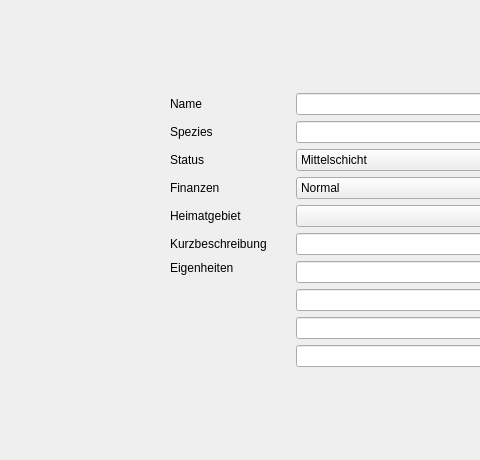
The window that designer/CharakterBeschreibung.ui (Aeolitus/Sephrasto) describes before a commit, drawn with Qt 5; both pictures show x 0 to 480 and y 0 to 460 of the 872 by 460 pixel window.
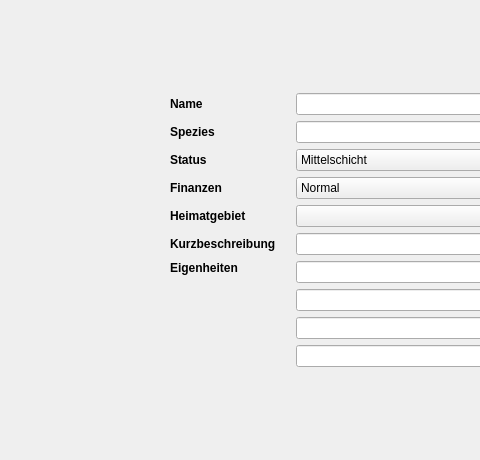
The same window after the commit.

Commit message: - Complete design overhaul (style, fonts, dialog/tab layouts) - Every window now remembers its size - Settings for charsheet, rule appending, rule size, houserule database are now stored per character. Added settings for displaying the pdf column on 'Übernatürliche Fertigkeiten' and for displaying the Finanzen Dropdown. - Weapon tab now shows the final stats for at/vt/tp - Vorteile tab now hides categories of which the character doesn't hasn't unlocked any Vorteile. - Simplified buildscript

Diff of the .ui file:
```diff
--- a/designer/CharakterBeschreibung.ui
+++ b/designer/CharakterBeschreibung.ui
@@ -40,6 +40,12 @@
          <height>0</height>
         </size>
        </property>
+       <property name="font">
+        <font>
+         <weight>75</weight>
+         <bold>true</bold>
+        </font>
+       </property>
        <property name="text">
         <string>Kurzbeschreibung</string>
        </property>
@@ -50,6 +56,12 @@
      </item>
      <item row="7" column="1">
       <widget class="QLabel" name="label_6">
+       <property name="font">
+        <font>
+         <weight>75</weight>
+         <bold>true</bold>
+        </font>
+       </property>
        <property name="text">
         <string>Eigenheiten</string>
        </property>
@@ -73,6 +85,12 @@
      </item>
      <item row="1" column="1">
       <widget class="QLabel" name="label">
+       <property name="font">
+        <font>
+         <weight>75</weight>
+         <bold>true</bold>
+        </font>
+       </property>
        <property name="text">
         <string>Name</string>
        </property>
@@ -80,6 +98,12 @@
      </item>
      <item row="2" column="1">
       <widget class="QLabel" name="label_2">
+       <property name="font">
+        <font>
+         <weight>75</weight>
+         <bold>true</bold>
+        </font>
+       </property>
        <property name="text">
         <string>Spezies</string>
        </property>
@@ -90,6 +114,12 @@
      </item>
      <item row="3" column="1">
       <widget class="QLabel" name="label_3">
+       <property name="font">
+        <font>
+         <weight>75</weight>
+         <bold>true</bold>
+        </font>
+       </property>
        <property name="text">
         <string>Status</string>
        </property>
@@ -256,7 +286,13 @@
       <widget class="QLineEdit" name="editRasse"/>
      </item>
      <item row="4" column="1">
-      <widget class="QLabel" name="label_5">
+      <widget class="QLabel" name="labelFinanzen">
+       <property name="font">
+        <font>
+         <weight>75</weight>
+         <bold>true</bold>
+        </font>
+       </property>
        <property name="text">
         <string>Finanzen</string>
        </property>
@@ -293,6 +329,12 @@
      </item>
      <item row="5" column="1">
       <widget class="QLabel" name="label_7">
+       <property name="font">
+        <font>
+         <weight>75</weight>
+         <bold>true</bold>
+        </font>
+       </property>
        <property name="text">
         <string>Heimatgebiet</string>
        </property>
```
The commit also changes 106 other files.
